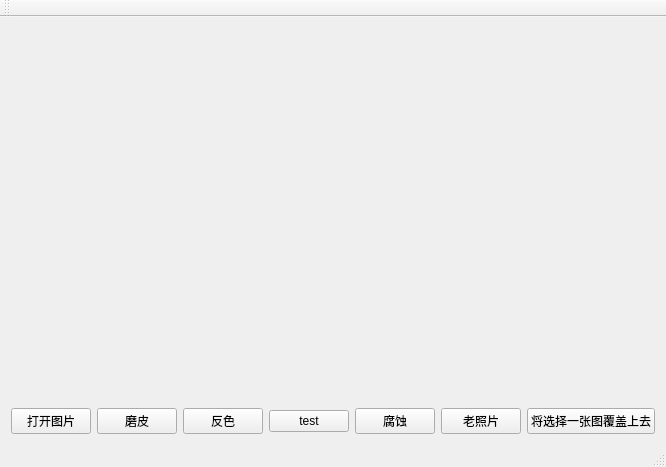
Old version of the form mainwindow.ui in the repository dependon/QImageFilter.
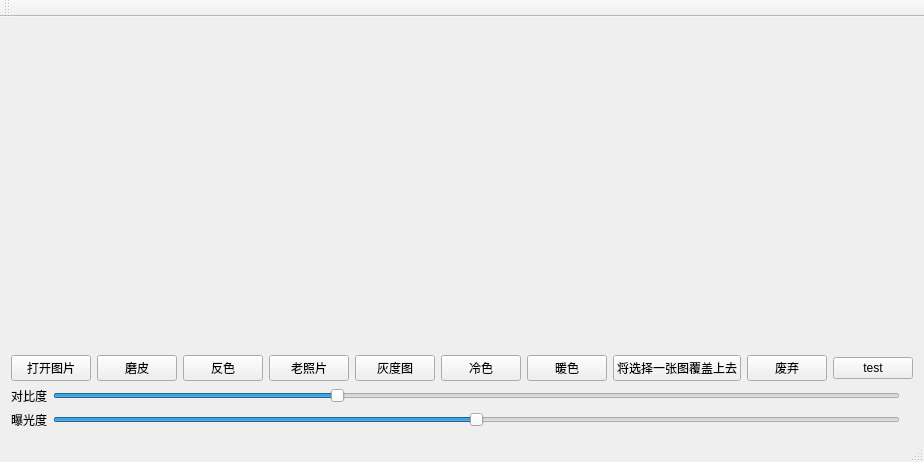
New version of the form.

```diff
--- a/mainwindow.ui
+++ b/mainwindow.ui
@@ -6,22 +6,15 @@
    <rect>
     <x>0</x>
     <y>0</y>
-    <width>635</width>
-    <height>467</height>
+    <width>789</width>
+    <height>462</height>
    </rect>
   </property>
   <property name="windowTitle">
    <string>MainWindow</string>
   </property>
   <widget class="QWidget" name="centralWidget">
-   <layout class="QGridLayout" name="gridLayout" rowstretch="1,0">
-    <item row="0" column="0">
-     <widget class="QLabel" name="label">
-      <property name="text">
-       <string/>
-      </property>
-     </widget>
-    </item>
+   <layout class="QGridLayout" name="gridLayout" rowstretch="1,0,0,0,0" columnstretch="1,0">
     <item row="0" column="1">
      <widget class="QLabel" name="labelcl">
       <property name="text">
@@ -52,20 +45,6 @@
         </property>
        </widget>
       </item>
-      <item>
-       <widget class="QPushButton" name="pushButton">
-        <property name="text">
-         <string>test</string>
-        </property>
-       </widget>
-      </item>
-      <item>
-       <widget class="QPushButton" name="fushBtn">
-        <property name="text">
-         <string>腐蚀</string>
-        </property>
-       </widget>
-      </item>
       <item>
        <widget class="QPushButton" name="cv1Btn">
         <property name="text">
@@ -73,6 +52,27 @@
         </property>
        </widget>
       </item>
+      <item>
+       <widget class="QPushButton" name="GrayScaleBtn">
+        <property name="text">
+         <string>灰度图</string>
+        </property>
+       </widget>
+      </item>
+      <item>
+       <widget class="QPushButton" name="coolBtn">
+        <property name="text">
+         <string>冷色</string>
+        </property>
+       </widget>
+      </item>
+      <item>
+       <widget class="QPushButton" name="warnBtn">
+        <property name="text">
+         <string>暖色</string>
+        </property>
+       </widget>
+      </item>
       <item>
        <widget class="QPushButton" name="gugaiBtn">
         <property name="text">
@@ -80,6 +80,75 @@
         </property>
        </widget>
       </item>
+      <item>
+       <widget class="QPushButton" name="fushBtn">
+        <property name="text">
+         <string>废弃</string>
+        </property>
+       </widget>
+      </item>
+      <item>
+       <widget class="QPushButton" name="pushButton">
+        <property name="text">
+         <string>test</string>
+        </property>
+       </widget>
+      </item>
+     </layout>
+    </item>
+    <item row="4" column="0">
+     <layout class="QHBoxLayout" name="horizontalLayout_3">
+      <item>
+       <widget class="QLabel" name="label_3">
+        <property name="text">
+         <string>曝光度</string>
+        </property>
+       </widget>
+      </item>
+      <item>
+       <widget class="QSlider" name="lightSlider">
+        <property name="maximum">
+         <number>300</number>
+        </property>
+        <property name="value">
+         <number>150</number>
+        </property>
+        <property name="orientation">
+         <enum>Qt::Horizontal</enum>
+        </property>
+       </widget>
+      </item>
+     </layout>
+    </item>
+    <item row="0" column="0">
+     <widget class="QLabel" name="label">
+      <property name="text">
+       <string/>
+      </property>
+     </widget>
+    </item>
+    <item row="3" column="0">
+     <layout class="QHBoxLayout" name="horizontalLayout_2">
+      <item>
+       <widget class="QLabel" name="label_2">
+        <property name="text">
+         <string>对比度</string>
+        </property>
+       </widget>
+      </item>
+      <item>
+       <widget class="QSlider" name="duibiSlider">
+        <property name="maximum">
+         <number>300</number>
+        </property>
+        <property name="value">
+         <number>100</number>
+        </property>
+        <property name="orientation">
+         <enum>Qt::Horizontal</enum>
+        </property>
+       </widget>
+      </item>
      </layout>
     </item>
    </layout>
```
Left out of the diff: 2 changed lines with no effect on the pictures.
